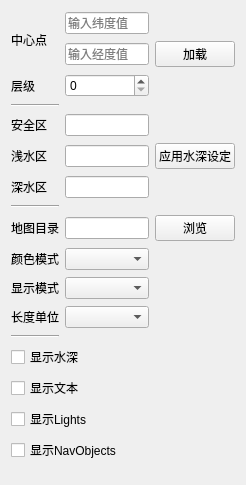
Old version of the form zchx_ecdis/src/zchxvectormapsettingwidget.ui in the repository bnufree/MapMerge.
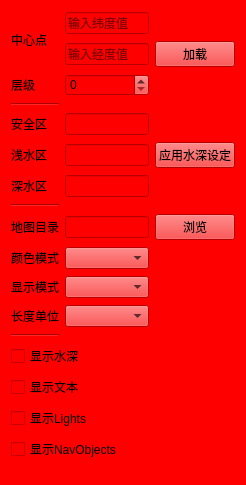
New version of the form.

Commit message: 添加参数显示的dock  但是不正常

```diff
--- a/zchx_ecdis/src/zchxvectormapsettingwidget.ui
+++ b/zchx_ecdis/src/zchxvectormapsettingwidget.ui
@@ -17,7 +17,12 @@
    </sizepolicy>
   </property>
   <property name="windowTitle">
-   <string>Form</string>
+   <string>参数设定</string>
+  </property>
+  <property name="styleSheet">
+   <string notr="true">*{
+	background:red;
+}</string>
   </property>
   <layout class="QGridLayout" name="gridLayout">
    <item row="13" column="0">
```
The commit also changes 2 other files.
